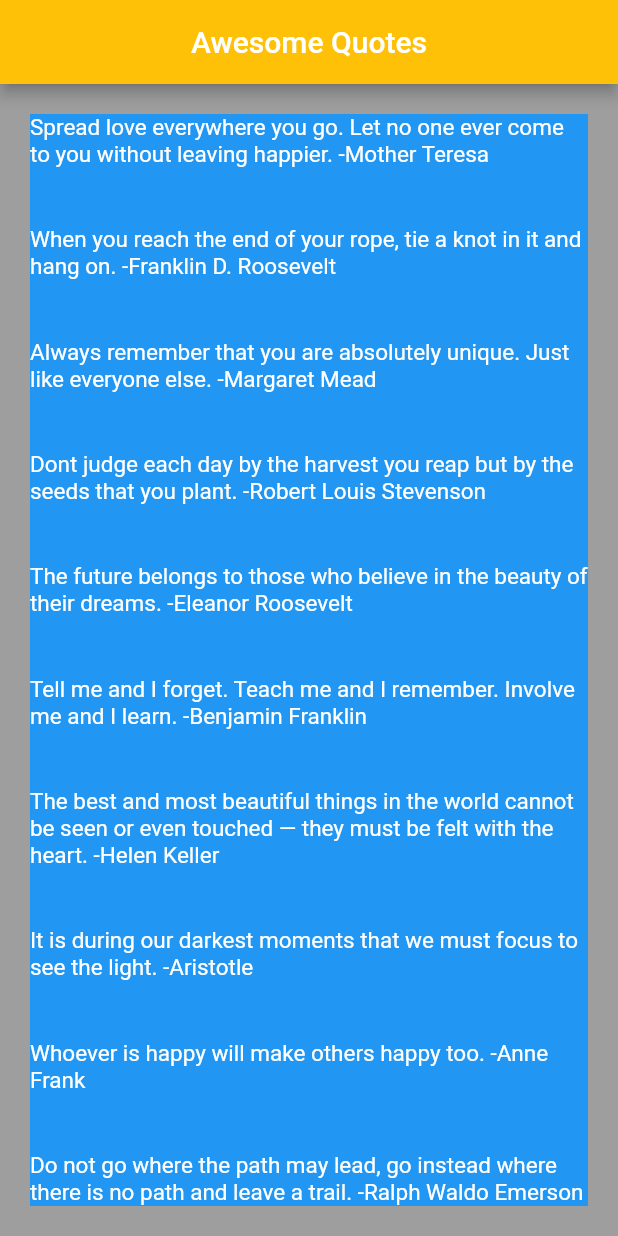
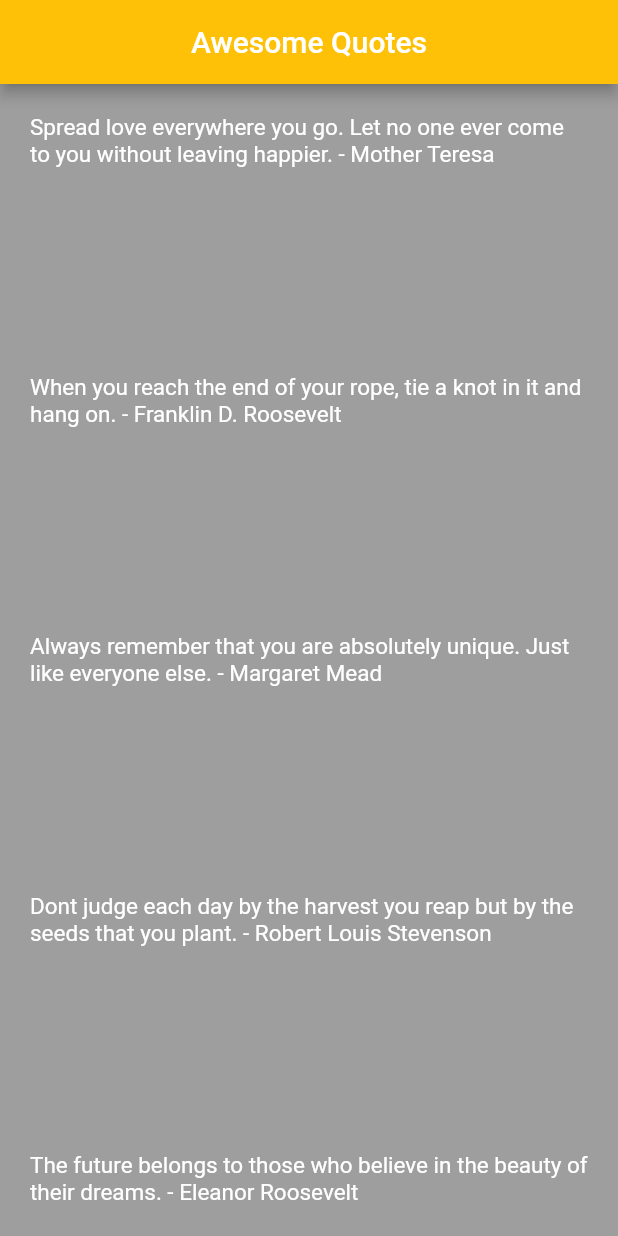
Before and after one commit to PikaPika0710/flutter_tutorial, a Flutter app: the screen it shows after launch, on a phone screen of 412 x 824 dp. Run offline on Flutter 3.47's test engine with Material 2 defaults, Android fonts, the phone set to English and light mode, and no system bars.

Commit message:
custom class

```diff
--- a/stateful_app/lib/main.dart
+++ b/stateful_app/lib/main.dart
@@ -1,4 +1,5 @@
 import 'package:flutter/material.dart';
+import 'quote.dart';
 
 void main() => runApp(MaterialApp(
       home: QuoteList(),
@@ -12,17 +13,27 @@ class QuoteList extends StatefulWidget {
 }
 
 class _QuoteListState extends State<QuoteList> {
-  List<String> quotes = [
-    'Spread love everywhere you go. Let no one ever come to you without leaving happier. -Mother Teresa',
-    'When you reach the end of your rope, tie a knot in it and hang on. -Franklin D. Roosevelt',
-    'Always remember that you are absolutely unique. Just like everyone else. -Margaret Mead',
-    'Dont judge each day by the harvest you reap but by the seeds that you plant. -Robert Louis Stevenson',
-    'The future belongs to those who believe in the beauty of their dreams. -Eleanor Roosevelt',
-    'Tell me and I forget. Teach me and I remember. Involve me and I learn. -Benjamin Franklin',
-    'The best and most beautiful things in the world cannot be seen or even touched — they must be felt with the heart. -Helen Keller',
-    'It is during our darkest moments that we must focus to see the light. -Aristotle',
-    'Whoever is happy will make others happy too. -Anne Frank',
-    'Do not go where the path may lead, go instead where there is no path and leave a trail. -Ralph Waldo Emerson'
+  List<Quote> quotes = [
+    Quote(
+        text:
+            'Spread love everywhere you go. Let no one ever come to you without leaving happier.',
+        author: 'Mother Teresa'),
+    Quote(
+        text:
+            'When you reach the end of your rope, tie a knot in it and hang on.',
+        author: 'Franklin D. Roosevelt'),
+    Quote(
+        text:
+            'Always remember that you are absolutely unique. Just like everyone else.',
+        author: 'Margaret Mead'),
+    Quote(
+        text:
+            'Dont judge each day by the harvest you reap but by the seeds that you plant.',
+        author: 'Robert Louis Stevenson'),
+    Quote(
+        text:
+            'The future belongs to those who believe in the beauty of their dreams.',
+        author: 'Eleanor Roosevelt'),
   ];
   @override
   Widget build(BuildContext context) {
@@ -35,12 +46,11 @@ class _QuoteListState extends State<QuoteList> {
         body: Padding(
           padding: EdgeInsets.all(20.0),
           child: Container(
-              color: Colors.blue,
               child: Column(
             mainAxisAlignment: MainAxisAlignment.spaceBetween,
             children: quotes
                 .map((quote) => Text(
-                          quote,
+                      '${quote.text} - ${quote.author}',
                       style: TextStyle(fontSize: 15.0, color: Colors.white),
                     ))
                 .toList(),
--- a/stateful_app/lib/quote.dart
+++ b/stateful_app/lib/quote.dart
@@ -1 +1,6 @@
-class Quote {}
+class Quote {
+  String text;
+  String author;
+
+  Quote({required this.text, required this.author});
+}
```
Lines whose indentation alone changed are shown as unchanged.
